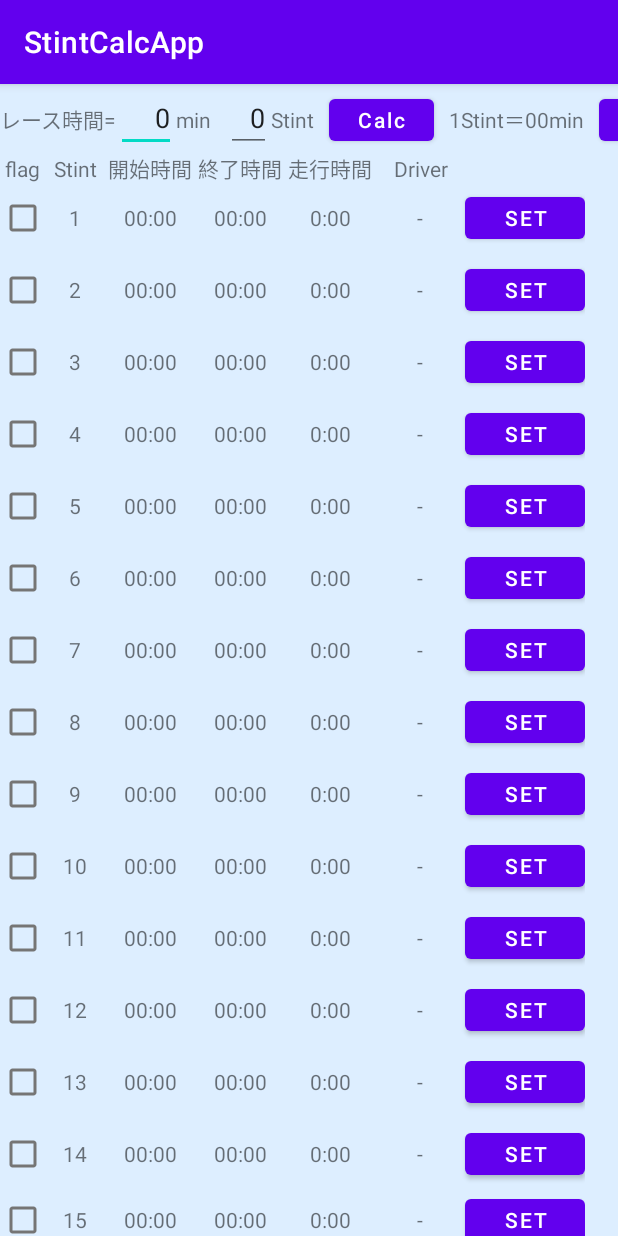
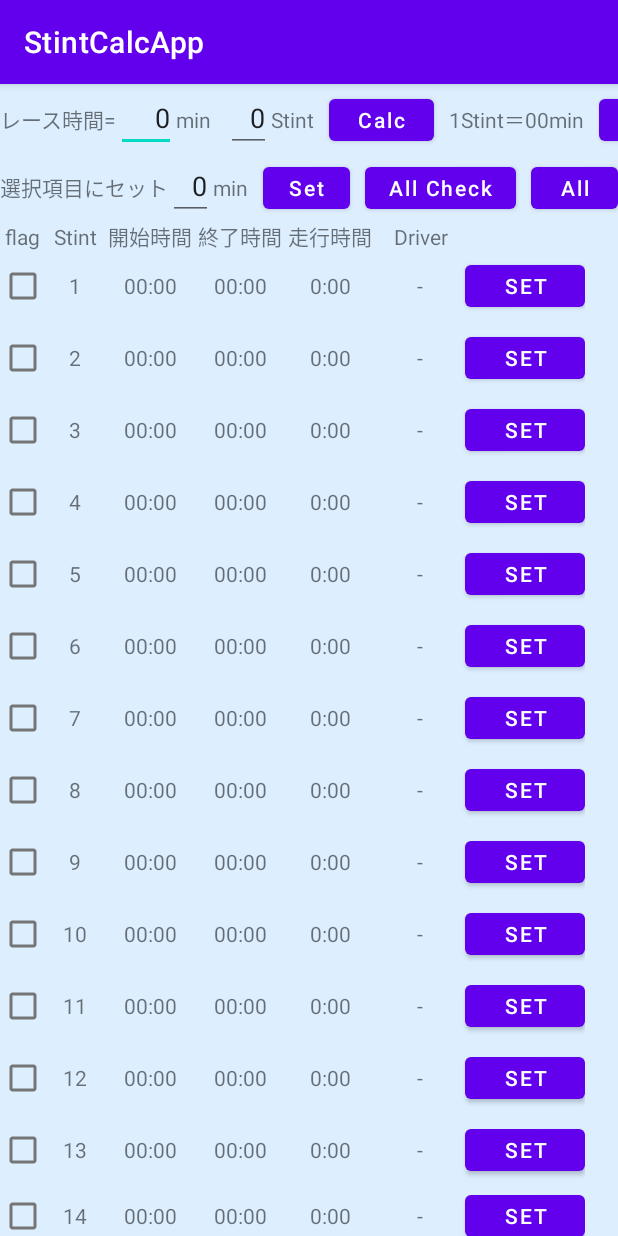
Before and after one commit to makian-github/StintCalcApp, an Android app: the screen it shows after launch (MainActivity), on a phone screen of 412 x 824 dp. Run offline under Robolectric (Android 15) with nearby library versions, the phone set to English and light mode, and no system bars.

Commit message:
・checkBoxがTrueになっているStintに走行時間をセットする機能を追加 ・すべてのチェックボックスにチェックをいれる・外す機能を追加

```diff
--- a/app/src/main/java/com/example/stintcalcapp/MainActivity.java
+++ b/app/src/main/java/com/example/stintcalcapp/MainActivity.java
@@ -23,9 +23,13 @@ public class MainActivity extends AppCompatActivity {
     private TextView perStintTimeTextView;
     private EditText allStintTextEditText;
     private EditText raceTimeEditText;
+    private EditText setMinEditText;
     private CheckBox[] flagCheckBox;
     private int raceTime;
     private int allStint;
+    private int setRunMin;
+    private boolean[] flagCheckBoxes;
+    private int[] runTime;
 
     @Override
     protected void onCreate(Bundle savedInstanceState) {
@@ -51,6 +55,11 @@ public class MainActivity extends AppCompatActivity {
         runTimeTextView = new TextView[maxStintCount];
         driverTimeTextView = new TextView[maxStintCount];
         flagCheckBox = new CheckBox[maxStintCount];
+
+        //各Stintの走行時間の定義
+        runTime = new int[maxStintCount];
+
+        flagCheckBoxes = new boolean[maxStintCount];
 
         //idの紐づけ
         startTimeTextView[0] = findViewById(R.id.startTime0);
@@ -152,13 +161,20 @@ public class MainActivity extends AppCompatActivity {
         Button perStintSetBtn = findViewById(R.id.perStintSetBtn);
         Button refreshBtn = findViewById(R.id.refreshBtn);
         Button uniformityBtn = findViewById(R.id.uniformity);
+        Button checkItemSetBtn = findViewById(R.id.setMinuteBtn);
+
+        Button allCheckBtn = findViewById(R.id.allCheckBtn);
+        Button allUncheckBtn = findViewById(R.id.allUncheckBtn);
+        Button reversCheckBtn = findViewById(R.id.reverseBtn);
 
         perStintTimeTextView = findViewById(R.id.perStintText);
         allStintTextEditText = findViewById(R.id.allStintEditText);
         raceTimeEditText = findViewById(R.id.raceTimeEditText);
+        setMinEditText = findViewById(R.id.setTimeEditText);
 
         raceTime = Integer.parseInt(raceTimeEditText.getText().toString());
         allStint = Integer.parseInt(allStintTextEditText.getText().toString());
+        setRunMin = Integer.parseInt(setMinEditText.getText().toString());
 
         perStintCalcBtn.setOnClickListener(new View.OnClickListener() {
             @Override
@@ -215,6 +231,49 @@ public class MainActivity extends AppCompatActivity {
             }
         });
 
+        /**
+         * 選択項目にセットするボタン
+         */
+        checkItemSetBtn.setOnClickListener(new View.OnClickListener() {
+            @Override
+            public void onClick(View v) {
+                setRunMin = Integer.parseInt(setMinEditText.getText().toString());
+                setCheckBoxes();
+                setRunTimeArray();
+                flagItemSetMin(setRunMin);
+                displayUpdate();
+            }
+        });
+
+        /**
+         * AllCheckBtn
+         */
+        allCheckBtn.setOnClickListener(new View.OnClickListener() {
+            @Override
+            public void onClick(View v) {
+                for (int i = 0; i < allStint; i++) {
+                    flagCheckBox[i].setChecked(true);
+                }
+            }
+        });
+
+        allUncheckBtn.setOnClickListener(new View.OnClickListener() {
+            @Override
+            public void onClick(View v) {
+                for (int i = 0; i < maxStintCount; i++) {
+                    flagCheckBox[i].setChecked(false);
+                }
+            }
+        });
+
+        reversCheckBtn.setOnClickListener(new View.OnClickListener() {
+            @Override
+            public void onClick(View v) {
+                for (int i = 0; i < allStint; i++) {
+                    flagCheckBox[i].setChecked(!flagCheckBox[i].isChecked());
+                }
+            }
+        });
         setButton0.setOnClickListener(new View.OnClickListener() {
             @Override
             public void onClick(View v) {
@@ -363,8 +422,8 @@ public class MainActivity extends AppCompatActivity {
     private String runTimeCalc(String startTime,String endTime){
         String runtime;
 
-        Log.d("TAG", "runTimeCalc: start=" + startTime);
-        Log.d("TAG", "runTimeCalc: start=" + endTime);
+        //Log.d("TAG", "runTimeCalc: start=" + startTime);
+        //Log.d("TAG", "runTimeCalc: start=" + endTime);
 
         int startHour = hourExtraction(startTime);
         int startMin = minutesExtraction(startTime);
@@ -375,8 +434,8 @@ public class MainActivity extends AppCompatActivity {
         int end = endHour*60 + endMin;
         int runtimeInt;
 
-        Log.d("TAG", "runTimeCalc: start=" + start);
-        Log.d("TAG", "runTimeCalc: end=" + end);
+        //Log.d("TAG", "runTimeCalc: start=" + start);
+        //Log.d("TAG", "runTimeCalc: end=" + end);
 
         if (start <= end){
             runtimeInt = end - start;
@@ -479,6 +538,16 @@ public class MainActivity extends AppCompatActivity {
     }
 
     /**
+     * checkBoxの状況を取得しセット
+     */
+    private void setCheckBoxes(){
+        for (int i = 0; i < allStint; i++) {
+            flagCheckBoxes[i] = flagCheckBox[i].isChecked();
+            Log.d("TAG", "setCheckBoxes: flagCheckBoxes[" + i + "]=" + flagCheckBoxes[i]);
+        }
+    }
+
+    /**
      * 00:00の書式から分に変換
      * @return
      */
@@ -499,4 +568,33 @@ public class MainActivity extends AppCompatActivity {
             driverTimeTextView[i].setText(stintData.getRaceData()[i][3]);
         }
     }
+
+
+    /**
+     * FlagがTrueのStintに対してセットした分数に変更。
+     * FlagがFalseの項目に対してはセットした値を考慮した開始時間・終了時間に再セット
+     * @param runMin
+     */
+    private void flagItemSetMin(int runMin){
+        for (int i = 0; i < allStint; i++) {
+            if (flagCheckBoxes[i]){
+                //走行終了時間に走行開始にセットしたい時間を足した時間をセットする
+                stintData.setEndTime(i,calcPlusTime(stintData.getRaceData()[i][1],runMin));
+            }else{
+                //走行終了時間に走行開始にもともとセットされていた走行時間を足した時間をセットする
+                stintData.setEndTime(i,calcPlusTime(stintData.getRaceData()[i][1],runTime[i]));
+            }
+        }
+    }
+
+    /**
+     * 各Stintの走行時間をrunTime[]に格納
+     */
+    private void setRunTimeArray(){
+        for (int i = 0; i < maxStintCount; i++) {
+            runTime[i] = convertTimeToMin(runTimeCalc(stintData.getRaceData()[i][1],stintData.getRaceData()[i][2]));
+            Log.d("TAG", "setRunTime: runTime[" + i + "]=" + runTime[i]);
+        }
+    }
+
 }
--- a/app/src/main/res/layout/activity_main.xml
+++ b/app/src/main/res/layout/activity_main.xml
@@ -96,6 +96,61 @@
             android:text="@string/refresh"
             android:textAllCaps="false"
             android:layout_marginLeft="10dp"/>
+    </LinearLayout>
+
+    <LinearLayout
+        android:layout_width="wrap_content"
+        android:layout_height="wrap_content"
+        android:orientation="horizontal">
+        <TextView
+            android:layout_width="wrap_content"
+            android:layout_height="wrap_content"
+            android:text="@string/check_item_text"
+            />
+        <EditText
+            android:layout_width="30dp"
+            android:layout_height="wrap_content"
+            android:id="@+id/setTimeEditText"
+            android:text="0"
+            android:textAlignment="viewEnd"
+            android:maxLines="1"
+            android:inputType="number"/>
+        <TextView
+            android:layout_width="wrap_content"
+            android:layout_height="wrap_content"
+            android:text="@string/minute"
+            />
+        <Button
+            android:layout_width="@dimen/btn_width_set"
+            android:layout_height="@dimen/btn_height"
+            android:textAllCaps="false"
+            android:text="@string/Set"
+            android:layout_marginLeft="10dp"
+            android:id="@+id/setMinuteBtn"
+            />
+        <Button
+            android:layout_width="wrap_content"
+            android:layout_height="@dimen/btn_height"
+            android:text="@string/all_check_text"
+            android:textAllCaps="false"
+            android:layout_marginLeft="10dp"
+            android:id="@+id/allCheckBtn"/>
+        <Button
+            android:layout_width="wrap_content"
+            android:layout_height="@dimen/btn_height"
+            android:text="@string/all_uncheck_text"
+            android:textAllCaps="false"
+            android:layout_marginLeft="10dp"
+            android:id="@+id/allUncheckBtn"/>
+        <Button
+            android:layout_width="wrap_content"
+            android:layout_height="@dimen/btn_height"
+            android:text="@string/check_revers_text"
+            android:textAllCaps="false"
+            android:layout_marginLeft="10dp"
+            android:id="@+id/reverseBtn"/>
+
+
     </LinearLayout>
 
     <LinearLayout
--- a/app/src/main/res/values/dimens.xml
+++ b/app/src/main/res/values/dimens.xml
@@ -6,4 +6,5 @@
     <dimen name="driver_textView_width">40dp</dimen>
     <dimen name="btn_height">40dp</dimen>
     <dimen name="chk_box_width">30dp</dimen>
+    <dimen name="btn_width_set">58dp</dimen>
 </resources>
--- a/app/src/main/res/values/strings.xml
+++ b/app/src/main/res/values/strings.xml
@@ -20,4 +20,8 @@
     <string name="raceTimeText">レース時間= </string>
     <string name="refresh">refresh</string>
     <string name="uniformity">均等割り</string>
+    <string name="check_item_text">選択項目にセット</string>
+    <string name="all_check_text">All Check</string>
+    <string name="all_uncheck_text">All Uncheck</string>
+    <string name="check_revers_text">rev Check</string>
 </resources>
```
